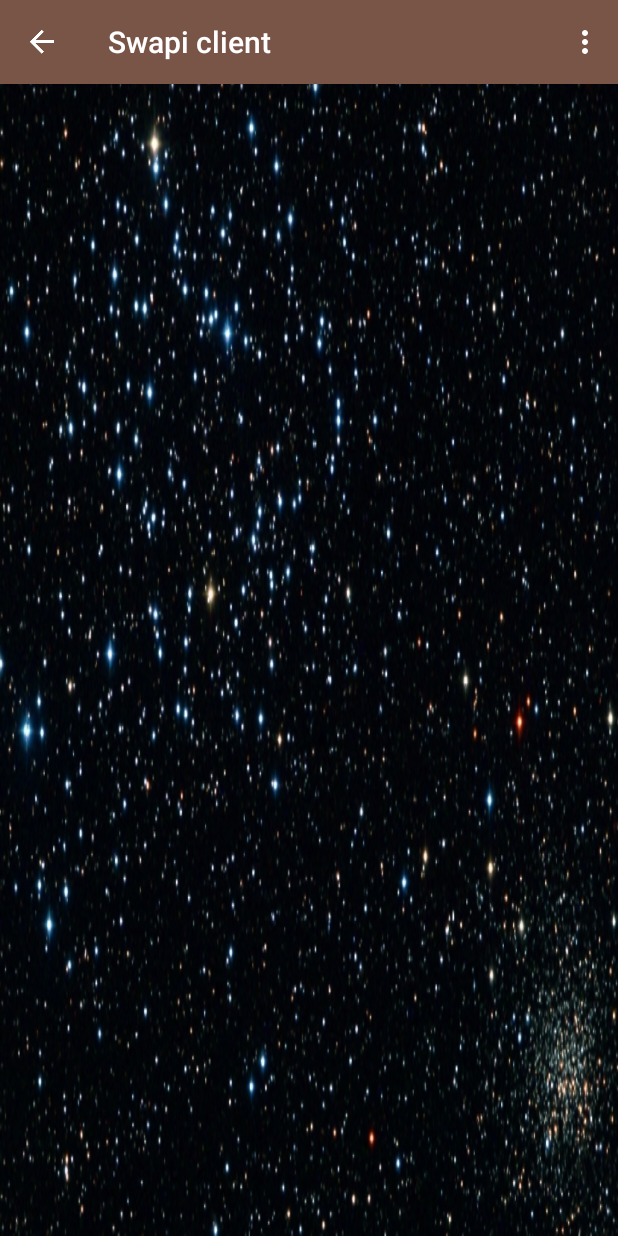
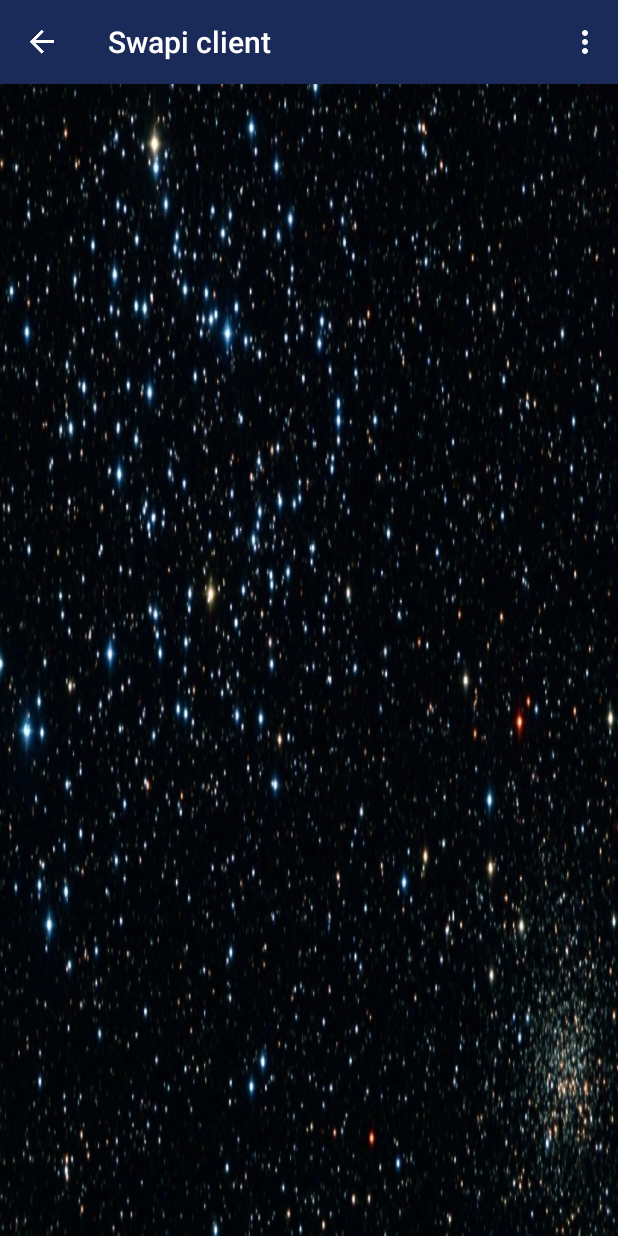
Before and after one commit to fievx/swapiclient_android, an Android app: the screen it shows after launch (CharacterListActivity), in the options menu, after a tap on "SW Theme", on a phone screen of 412 x 824 dp. Run offline under Robolectric (Android 15) with nearby library versions, the phone set to English and light mode, and no system bars; our stand-ins replace ButterKnife, RxJava; libraries missing offline, so code that uses them is left out: com.jakewharton.retrofit2; 4 statements that could not run were skipped.

Commit message:
update color palette to more star warsy colors

```diff
--- a/app/src/main/res/values/attrs.xml
+++ b/app/src/main/res/values/attrs.xml
@@ -11,6 +11,4 @@
 
     <!--Theme attributes-->
     <attr name="text_highlight_color" format="color"/>
-    <attr name="card_background" format="color|reference"/>
-    <attr name="key_text_color" format="color"/>
 </resources>
--- a/app/src/main/res/values/colors.xml
+++ b/app/src/main/res/values/colors.xml
@@ -1,8 +1,8 @@
 <?xml version="1.0" encoding="utf-8"?>
 <resources>
-    <color name="colorPrimary">#795548</color>
-    <color name="colorPrimaryDark">#5D4037</color>
-    <color name="colorAccent">#A5D6A7</color>
+    <color name="colorPrimary">#1A2B59</color>
+    <color name="colorPrimaryDark">#10193A</color>
+    <color name="colorAccent">@color/sw_yellow</color>
 
     <!-- text color: white -->
     <color name="textColorPrimary_sw">@color/sw_yellow</color>
--- a/app/src/main/res/values/styles.xml
+++ b/app/src/main/res/values/styles.xml
@@ -20,7 +20,7 @@
         <!-- Customize your theme here. -->
         <item name="colorPrimary">@color/colorPrimary</item>
         <item name="colorPrimaryDark">@color/colorPrimaryDark</item>
-        <item name="colorAccent">@color/textColorPrimary_sw</item>
+        <item name="colorAccent">@color/sw_yellow</item>
 
         <item name="windowActionBar">false</item>
         <item name="windowNoTitle">true</item>
```
